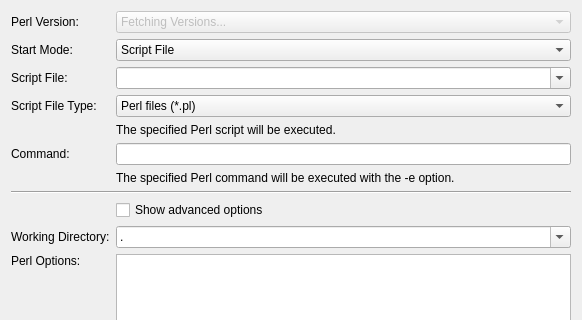
Above: src/brickv/plugin_system/plugins/red/ui/program_page_perl.ui from Tinkerforge/brickv before the change; both pictures show x 0 to 582 and y 0 to 320 of the 582 by 689 pixel window. Below: the same form after it.
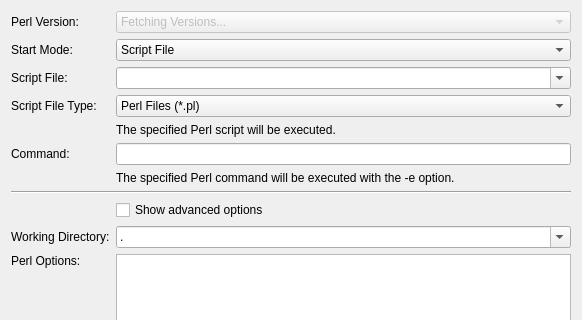
That is the form after the change. Custom widgets are drawn as their Qt base class.

Diff of the .ui file:
```diff
--- a/src/brickv/plugin_system/plugins/red/ui/program_page_perl.ui
+++ b/src/brickv/plugin_system/plugins/red/ui/program_page_perl.ui
@@ -226,7 +226,7 @@
        </item>
        <item>
         <property name="text">
-         <string>Perl files (*.pl)</string>
+         <string>Perl Files (*.pl)</string>
         </property>
        </item>
       </widget>
```
Left out of the diff: 2 changed lines with no effect on the pictures.
